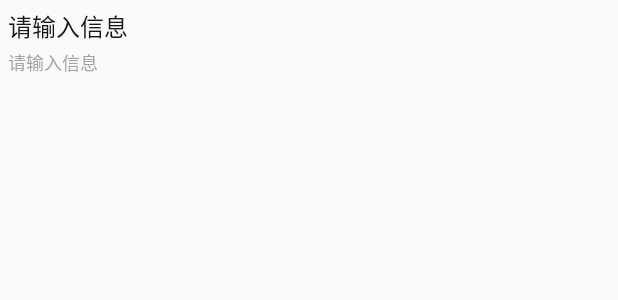
After one commit to jigangzhang/KotlinApp, an Android app: the layout item_file_info.xml on its own in the app's theme, with its tools: preview values and no code run, on a phone screen of 412 x 824 dp. The commit adds this screen. Shown: the top 300 px of the screen. Run offline under Robolectric (Android 15) with nearby library versions, the phone set to English and light mode, and no system bars; network calls fail.

Commit message:
完善Gson解析--解决list中类型擦除问题； 展示服务端文件列表；

```diff
--- a/app/src/main/java/com/god/seep/weather/entity/entity.kt
+++ b/app/src/main/java/com/god/seep/weather/entity/entity.kt
@@ -17,6 +17,6 @@ class Boy constructor(name: String, age: Int = 0) {
     }
 }
 
-data class Entity<T>(val success: Boolean, val data: T, val error: String)
+data class Entity<T>(val success: Boolean, var data: T, val error: String)
 
 data class FileInfo(val fileName: String, val fileSize: Long, val modifyTime: Long)
--- /dev/null
+++ b/app/src/main/res/layout/item_file_info.xml
@@ -0,0 +1,33 @@
+<?xml version="1.0" encoding="utf-8"?>
+<RelativeLayout xmlns:android="http://schemas.android.com/apk/res/android"
+    xmlns:app="http://schemas.android.com/apk/res-auto"
+    android:layout_width="match_parent"
+    android:layout_height="wrap_content"
+    android:padding="5dp">
+
+    <TextView
+        android:id="@+id/fileName"
+        android:layout_width="wrap_content"
+        android:layout_height="wrap_content"
+        android:text="@string/hint_message"
+        android:textColor="@color/black_text"
+        android:textSize="16sp" />
+
+    <TextView
+        android:id="@+id/fileSize"
+        android:layout_width="wrap_content"
+        android:layout_height="wrap_content"
+        android:layout_below="@+id/fileName"
+        android:layout_marginTop="3dp"
+        android:text="@string/hint_message"
+        android:textColor="@color/gray_text"
+        android:textSize="12sp" />
+
+    <TextView
+        android:id="@+id/updateTime"
+        android:layout_width="wrap_content"
+        android:layout_height="wrap_content"
+        android:layout_alignBaseline="@id/fileSize"
+        android:layout_alignParentEnd="true"
+        android:textSize="12sp" />
+</RelativeLayout>
--- a/app/src/main/res/values/colors.xml
+++ b/app/src/main/res/values/colors.xml
@@ -6,6 +6,8 @@
 
     <color name="white">#ffffff</color>
     <color name="black">#494949</color>
+    <color name="black_text">#181717</color>
     <color name="gray_line">#c9c9c9</color>
+    <color name="gray_text">#a7a4a4</color>
     <color name="green_light">#e4fd03</color>
 </resources>
```
Also changed, not shown: app/src/main/java/com/god/seep/weather/adapter/FileListAdapter.kt (added, +41 -0 lines), app/src/main/java/com/god/seep/weather/extentions/Extentions.kt (+19 -1 lines), app/src/main/java/com/god/seep/weather/ui/TransportActivity.kt (+14 -4 lines), app/src/main/java/com/god/seep/weather/util/CommonUtil.kt (+6 -10 lines), 1 other file.
